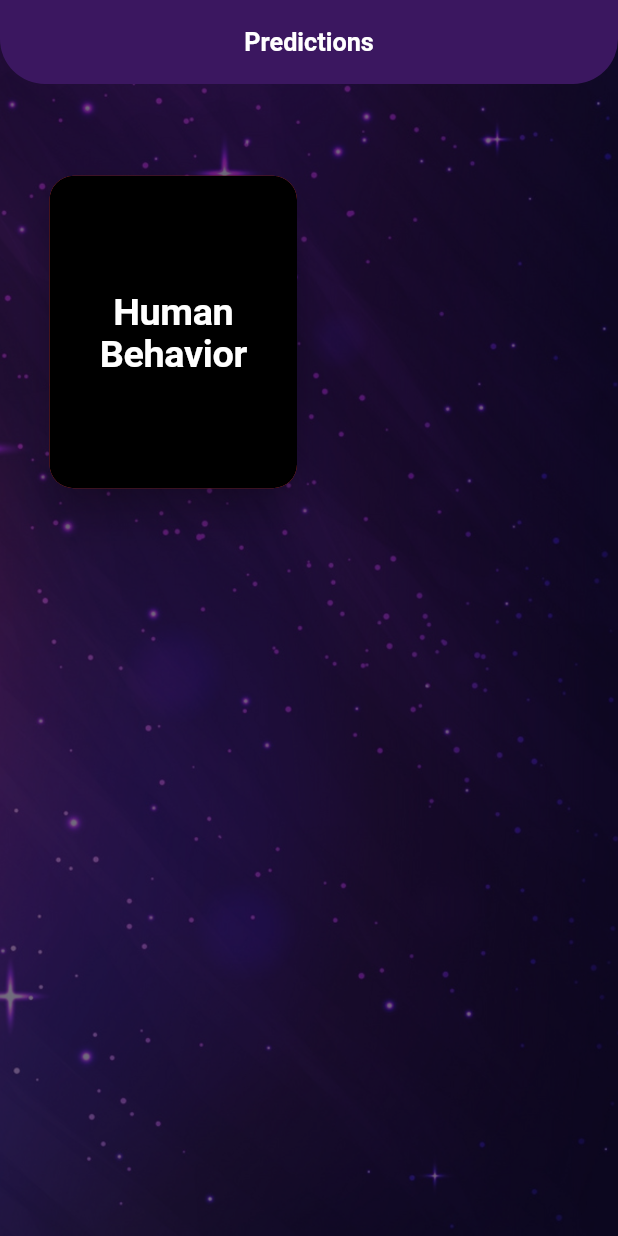
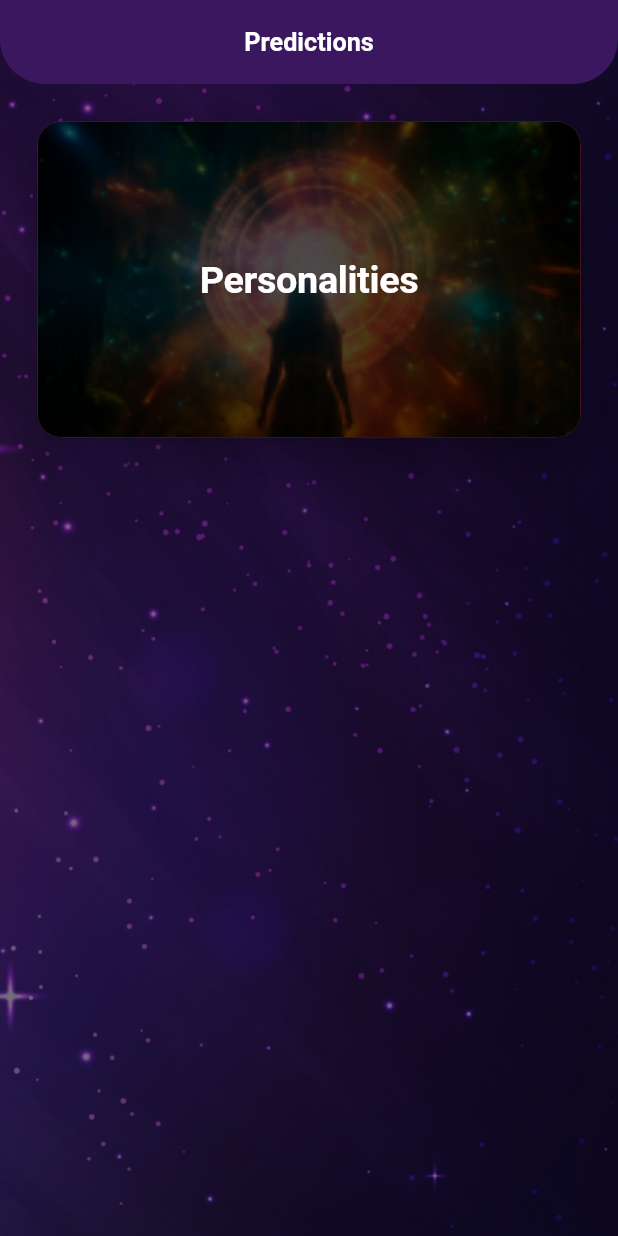
Before and after one commit to Nilupul96/astrology, a Flutter app: the PredictionInitScreen screen opened by its route, on a phone screen of 412 x 824 dp. Run offline on Flutter 3.47's test engine with Material 3 defaults, Android fonts, the phone set to English and light mode, and no system bars; our stand-ins replace bloc, cloud_firestore, connectivity_plus, equatable, expandable, firebase_auth and 13 more; accounts and stored records are empty; network calls fail; project files that could hold a hidden picture were left out.

Commit message:
personalities predictions feature added

```diff
--- a/lib/core/app_assets.dart
+++ b/lib/core/app_assets.dart
@@ -30,4 +30,6 @@ class AppAssets {
   static String get virgo => 'lib/assets/images/zodiac/virgo.png';
 
   static String get libra => 'lib/assets/images/zodiac/libra.png';
+
+  static String get cardBg => 'lib/assets/images/card-bg.png';
 }
--- a/lib/core/app_const.dart
+++ b/lib/core/app_const.dart
@@ -113,8 +113,8 @@ class AppConst {
   ];
   static List<Map<String, dynamic>> PREDICTIONS_MENU_LIST = [
     {
-      "name": "Human Behavior",
-      "image": AppAssets.aries,
+      "name": "Personalities",
+      "image": AppAssets.cardBg,
       "route": ZodiacSignListScreen.routeName
     },
     // {
--- a/lib/core/app_routes.dart
+++ b/lib/core/app_routes.dart
@@ -85,7 +85,9 @@ class AppRoutes {
               name: PeoplePredictionsResultScreen.routeName,
               path: 'people-predictions',
               builder: (context, state) => PeoplePredictionsResultScreen(
-                  zodiacSign: state.extra as ZodiacSign),
+                zodiacSign: (state.extra as Map)['sign'],
+                personalBehavior: (state.extra as Map)['behavior'],
+              ),
             ),
           ]),
       GoRoute(
--- /dev/null
+++ b/lib/features/predictions/people_predictions/domain/repositories/behavior_prediction_repository.dart
@@ -0,0 +1,5 @@
+import '../../../../../core/network/net_result.dart';
+
+abstract class BehaviorPredictionRepository {
+  Future<Result> fetchPeopleBehaviors();
+}
--- /dev/null
+++ b/lib/features/predictions/people_predictions/domain/usecases/fetch_behavior_predictions_usecase.dart
@@ -0,0 +1,13 @@
+import 'package:astrology/features/predictions/people_predictions/domain/repositories/behavior_prediction_repository.dart';
+import '../../../../../core/network/net_result.dart';
+import '../../../../../core/usecase/usecase.dart';
+
+class FetchBehaviorPredictionsUseCase implements UseCase<Result, void> {
+  final BehaviorPredictionRepository behaviorPredictionRepository;
+
+  FetchBehaviorPredictionsUseCase(this.behaviorPredictionRepository);
+  @override
+  Future<Result> call({void params}) async {
+    return behaviorPredictionRepository.fetchPeopleBehaviors();
+  }
+}
--- a/lib/features/predictions/people_predictions/presentation/bloc/people_predictions_bloc.dart
+++ b/lib/features/predictions/people_predictions/presentation/bloc/people_predictions_bloc.dart
@@ -1,13 +1,30 @@
 import 'package:bloc/bloc.dart';
 import 'package:equatable/equatable.dart';
 
+import '../../../../../core/network/net_result.dart';
+import '../../domain/entities/personal_behavior.dart';
+import '../../domain/usecases/fetch_behavior_predictions_usecase.dart';
 part 'people_predictions_event.dart';
 part 'people_predictions_state.dart';
 
-class PeoplePredictionsBloc extends Bloc<PeoplePredictionsEvent, PeoplePredictionsState> {
-  PeoplePredictionsBloc() : super(PeoplePredictionsInitial()) {
-    on<PeoplePredictionsEvent>((event, emit) {
-      // TODO: implement event handler
-    });
+class PeoplePredictionsBloc
+    extends Bloc<PeoplePredictionsEvent, PeoplePredictionsState> {
+  final FetchBehaviorPredictionsUseCase fetchBehaviorPredictionsUseCase;
+
+  PeoplePredictionsBloc(this.fetchBehaviorPredictionsUseCase)
+      : super(PeoplePredictionsInitial()) {
+    on<FetchPeopleBehaviorsList>(_fetchPeopleBehaviorsList);
+  }
+
+  void _fetchPeopleBehaviorsList(FetchPeopleBehaviorsList event,
+      Emitter<PeoplePredictionsState> emit) async {
+    emit(PeoplePredictionsLoading());
+    Result result = await fetchBehaviorPredictionsUseCase.call();
+    if (result.exception != null) {
+      emit(PeoplePredictionsError(result.exception!.message ?? ''));
+    }
+    if (result.exception == null) {
+      emit(PeoplePredictionsSuccess(result.result));
+    }
   }
 }
--- a/lib/features/predictions/people_predictions/presentation/bloc/people_predictions_event.dart
+++ b/lib/features/predictions/people_predictions/presentation/bloc/people_predictions_event.dart
@@ -6,3 +6,5 @@ abstract class PeoplePredictionsEvent extends Equatable {
   @override
   List<Object> get props => [];
 }
+
+class FetchPeopleBehaviorsList extends PeoplePredictionsEvent {}
--- a/lib/features/predictions/people_predictions/presentation/bloc/people_predictions_state.dart
+++ b/lib/features/predictions/people_predictions/presentation/bloc/people_predictions_state.dart
@@ -6,4 +6,19 @@ abstract class PeoplePredictionsState extends Equatable {
   @override
   List<Object> get props => [];
 }
+
 class PeoplePredictionsInitial extends PeoplePredictionsState {}
+
+class PeoplePredictionsLoading extends PeoplePredictionsState {}
+
+class PeoplePredictionsSuccess extends PeoplePredictionsState {
+  final List<PersonalBehavior> behaviorsList;
+
+  const PeoplePredictionsSuccess(this.behaviorsList);
+}
+
+class PeoplePredictionsError extends PeoplePredictionsState {
+  final String error;
+
+  const PeoplePredictionsError(this.error);
+}
--- a/lib/features/predictions/prediction_init_screen.dart
+++ b/lib/features/predictions/prediction_init_screen.dart
@@ -33,15 +33,9 @@ class _PredictionInitScreenState extends State<PredictionInitScreen> {
           child: Column(
             children: [
               RSizedBox(
-                height: 100,
+                height: 20,
               ),
-              GridView.builder(
-                  gridDelegate: const SliverGridDelegateWithFixedCrossAxisCount(
-                      crossAxisCount: 2,
-                      mainAxisSpacing: 8.0,
-                      crossAxisSpacing: 8.0,
-                      childAspectRatio: 0.8),
-                  padding: const EdgeInsets.all(8.0),
+              ListView.builder(
                   physics: const ClampingScrollPhysics(),
                   itemCount: AppConst.PREDICTIONS_MENU_LIST.length,
                   shrinkWrap: true,
@@ -58,12 +52,14 @@ class _PredictionInitScreenState extends State<PredictionInitScreen> {
                             borderRadius: BorderRadius.circular(16)),
                         elevation: 10,
                         child: Container(
+                          height: 200.h,
                           decoration: BoxDecoration(
                               color: AppColors.black,
-                              // image: DecorationImage(
-                              //     opacity: 0.3,
-                              //     image: AssetImage(AppAssets.onboarding2),
-                              //     fit: BoxFit.cover),
+                              image: DecorationImage(
+                                  opacity: 0.3,
+                                  image: AssetImage(AppConst
+                                      .PREDICTIONS_MENU_LIST[index]['image']),
+                                  fit: BoxFit.cover),
                               borderRadius: BorderRadius.circular(16)),
                           child: Center(
                             child: Hero(
--- a/lib/main.dart
+++ b/lib/main.dart
@@ -7,6 +7,7 @@ import 'core/app_routes.dart';
 import 'core/injection_container.dart';
 import 'features/auth/presentation/bloc/auth_bloc.dart';
 import 'features/home/presentation/bloc/home_bloc.dart';
+import 'features/predictions/people_predictions/presentation/bloc/people_predictions_bloc.dart';
 import 'features/settings/presentation/bloc/settings_bloc.dart';
 
 void main() async {
@@ -29,6 +30,7 @@ class MyApp extends StatelessWidget {
               BlocProvider<AuthBloc>(create: (context) => sl()),
               BlocProvider<SettingsBloc>(create: (context) => sl()),
               BlocProvider<HomeBloc>(create: (context) => sl()),
+              BlocProvider<PeoplePredictionsBloc>(create: (context) => sl()),
             ],
             child: MaterialApp.router(
               title: 'Template',
--- a/pubspec.yaml
+++ b/pubspec.yaml
@@ -39,6 +39,7 @@ dependencies:
   cached_network_image: ^3.3.1
   go_router: ^14.2.0
   flutter_animate: ^4.5.0
+  expandable: ^5.0.1
 
 dev_dependencies:
   flutter_test:
```
Also changed, not shown: lib/core/injection_container.dart (+14 -0 lines), lib/features/predictions/people_predictions/data/datasources/behavior_predictions_datasource.dart (added, +39 -0 lines), lib/features/predictions/people_predictions/data/models/personal_behavior_model.dart (added, +11 -0 lines), lib/features/predictions/people_predictions/data/repositories/behavior_predictions_repository_impl.dart (added, +14 -0 lines), lib/features/predictions/people_predictions/domain/entities/personal_behavior.dart (added, +8 -0 lines), lib/features/predictions/people_predictions/presentation/pages/people_prediction_screen.dart (+28 -4 lines), lib/features/predictions/people_predictions/presentation/pages/zodiac_list_screen.dart (+30 -3 lines), lib/features/predictions/people_predictions/presentation/widgets/build_info_tile.dart (added, +46 -0 lines), lib/assets/images/card-bg.png (added), pubspec.lock.
